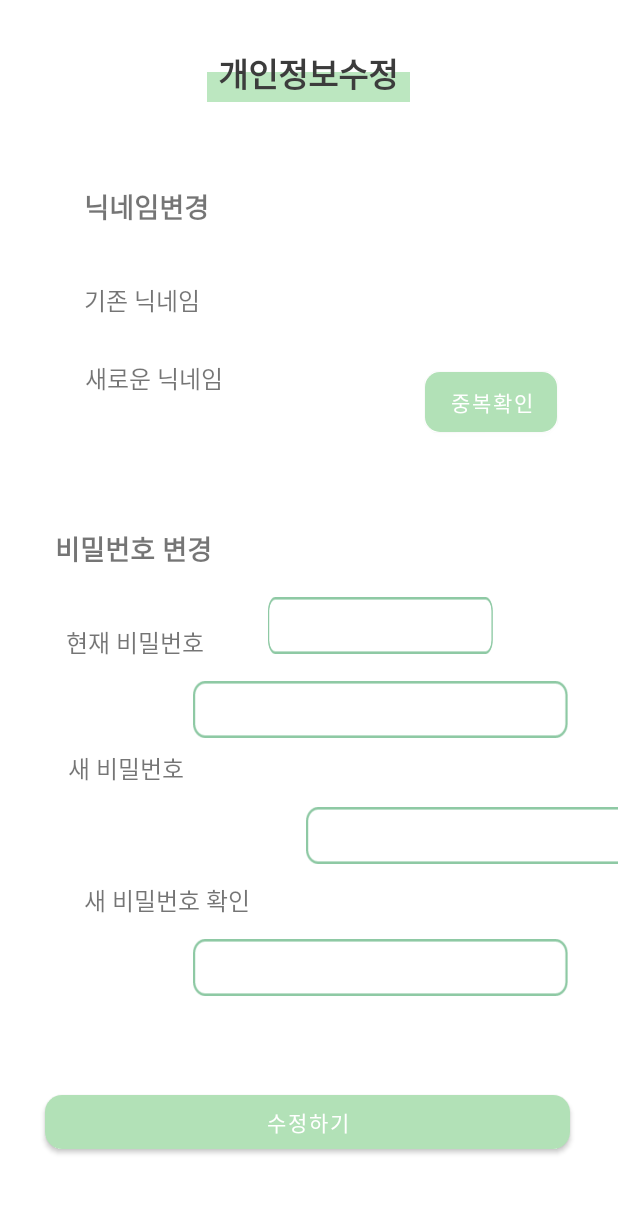
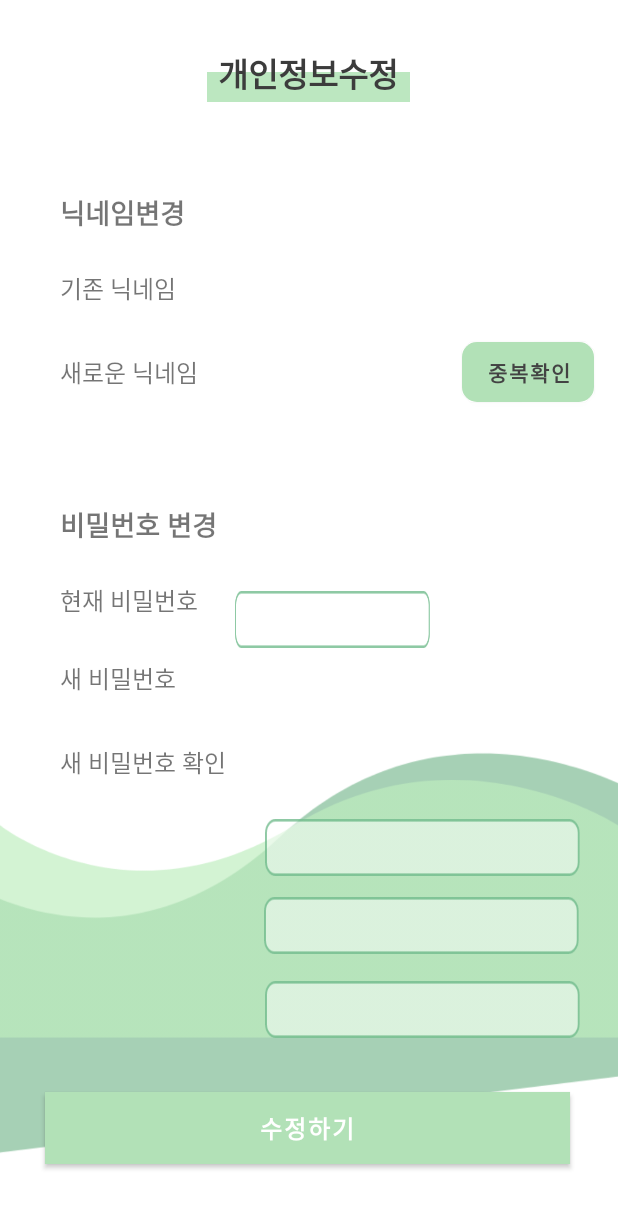
Before and after one commit to 0dahye0/GURU2, an Android app: the InformationModiPage screen opened directly, with no data from a screen before it, on a phone screen of 412 x 824 dp. Shown: the top 1208 px of the screen. Run offline under Robolectric (Android 15) with nearby library versions, the phone set to English and light mode, and no system bars; 3 statements that could not run were skipped.

Commit message:
Info_modi_page

```diff
--- a/app/src/main/res/layout/activity_information_modi_page.xml
+++ b/app/src/main/res/layout/activity_information_modi_page.xml
@@ -18,6 +18,27 @@
         app:layout_constraintTop_toTopOf="parent"
         app:srcCompat="@drawable/underline" />
 
+    <ImageView
+        android:id="@+id/background_info2"
+        android:layout_width="481dp"
+        android:layout_height="482dp"
+        android:layout_marginTop="388dp"
+        app:layout_constraintEnd_toEndOf="parent"
+        app:layout_constraintStart_toStartOf="parent"
+        app:layout_constraintTop_toTopOf="parent"
+        app:srcCompat="@drawable/background2" />
+
+    <ImageView
+        android:id="@+id/background_info1"
+        android:layout_width="wrap_content"
+        android:layout_height="wrap_content"
+        android:layout_marginTop="448dp"
+        app:layout_constraintEnd_toEndOf="parent"
+        app:layout_constraintHorizontal_bias="0.0"
+        app:layout_constraintStart_toStartOf="parent"
+        app:layout_constraintTop_toTopOf="parent"
+        app:srcCompat="@drawable/background1" />
+
     <TextView
         android:id="@+id/textView"
         android:layout_width="wrap_content"
@@ -37,8 +58,8 @@
         android:id="@+id/textView3"
         android:layout_width="wrap_content"
         android:layout_height="wrap_content"
-        android:layout_marginStart="56dp"
-        android:layout_marginTop="124dp"
+        android:layout_marginStart="40dp"
+        android:layout_marginTop="128dp"
         android:text="닉네임변경"
         android:textSize="18sp"
         android:textStyle="bold"
@@ -49,8 +70,8 @@
         android:id="@+id/textView4"
         android:layout_width="wrap_content"
         android:layout_height="wrap_content"
-        android:layout_marginStart="56dp"
-        android:layout_marginTop="188dp"
+        android:layout_marginStart="40dp"
+        android:layout_marginTop="180dp"
         android:text="기존 닉네임"
         android:textSize="16sp"
         app:layout_constraintStart_toStartOf="parent"
@@ -61,26 +82,26 @@
         android:layout_width="wrap_content"
         android:layout_height="wrap_content"
         android:layout_marginStart="40dp"
-        android:layout_marginTop="240dp"
+        android:layout_marginTop="236dp"
         android:layout_marginEnd="5dp"
         android:text="새로운 닉네임"
         android:textSize="16sp"
         app:layout_constraintEnd_toStartOf="@+id/newNickName"
-        app:layout_constraintHorizontal_bias="0.41"
+        app:layout_constraintHorizontal_bias="0.0"
         app:layout_constraintStart_toStartOf="parent"
         app:layout_constraintTop_toTopOf="parent" />
 
     <EditText
         android:id="@+id/newNickName"
-        android:layout_width="150dp"
+        android:layout_width="130dp"
         android:layout_height="38dp"
-        android:layout_marginBottom="388dp"
+        android:layout_marginBottom="392dp"
         android:background="@drawable/textbox"
         android:ems="10"
         android:inputType="textPersonName"
         app:layout_constraintBottom_toBottomOf="parent"
         app:layout_constraintEnd_toEndOf="parent"
-        app:layout_constraintHorizontal_bias="0.681"
+        app:layout_constraintHorizontal_bias="0.555"
         app:layout_constraintStart_toStartOf="parent" />
 
     <Button
@@ -88,13 +109,15 @@
         android:layout_width="wrap_content"
         android:layout_height="40dp"
         android:layout_marginStart="1dp"
-        android:layout_marginTop="248dp"
+        android:layout_marginTop="228dp"
         android:insetTop="0dp"
         android:insetBottom="0dp"
         android:text="중복확인"
+        android:textColor="#434343"
+        android:textStyle="bold"
         app:cornerRadius="10sp"
         app:layout_constraintEnd_toEndOf="parent"
-        app:layout_constraintHorizontal_bias="0.873"
+        app:layout_constraintHorizontal_bias="0.95"
         app:layout_constraintStart_toStartOf="parent"
         app:layout_constraintTop_toTopOf="parent" />
 
@@ -102,14 +125,14 @@
         android:id="@+id/textView6"
         android:layout_width="wrap_content"
         android:layout_height="wrap_content"
-        android:layout_marginStart="41dp"
-        android:layout_marginTop="352dp"
+        android:layout_marginStart="56dp"
+        android:layout_marginTop="336dp"
         android:layout_marginEnd="289dp"
         android:text="비밀번호 변경"
         android:textSize="18sp"
         android:textStyle="bold"
         app:layout_constraintEnd_toEndOf="parent"
-        app:layout_constraintHorizontal_bias="0.202"
+        app:layout_constraintHorizontal_bias="0.432"
         app:layout_constraintStart_toStartOf="parent"
         app:layout_constraintTop_toTopOf="parent" />
 
@@ -117,12 +140,12 @@
         android:id="@+id/textView7"
         android:layout_width="wrap_content"
         android:layout_height="wrap_content"
-        android:layout_marginTop="416dp"
+        android:layout_marginTop="388dp"
         android:layout_marginEnd="17dp"
         android:text="현재 비밀번호"
         android:textSize="16sp"
         app:layout_constraintEnd_toEndOf="parent"
-        app:layout_constraintHorizontal_bias="0.146"
+        app:layout_constraintHorizontal_bias="0.132"
         app:layout_constraintStart_toStartOf="parent"
         app:layout_constraintTop_toTopOf="parent" />
 
@@ -130,11 +153,11 @@
         android:id="@+id/textView8"
         android:layout_width="wrap_content"
         android:layout_height="wrap_content"
-        android:layout_marginTop="500dp"
+        android:layout_marginTop="440dp"
         android:text="새 비밀번호"
         android:textSize="16sp"
         app:layout_constraintEnd_toEndOf="parent"
-        app:layout_constraintHorizontal_bias="0.135"
+        app:layout_constraintHorizontal_bias="0.12"
         app:layout_constraintStart_toStartOf="parent"
         app:layout_constraintTop_toTopOf="parent" />
 
@@ -142,8 +165,8 @@
         android:id="@+id/textView9"
         android:layout_width="wrap_content"
         android:layout_height="wrap_content"
-        android:layout_marginStart="56dp"
-        android:layout_marginTop="588dp"
+        android:layout_marginStart="40dp"
+        android:layout_marginTop="496dp"
         android:text="새 비밀번호 확인"
         android:textSize="16sp"
         app:layout_constraintStart_toStartOf="parent"
@@ -151,23 +174,23 @@
 
     <EditText
         android:id="@+id/orginalPassWord"
-        android:layout_width="250dp"
+        android:layout_width="210dp"
         android:layout_height="38dp"
-        android:layout_marginBottom="332dp"
+        android:layout_marginBottom="240dp"
         android:background="@drawable/textbox"
         android:ems="10"
         android:inputType="textPersonName"
         app:layout_constraintBottom_toBottomOf="parent"
         app:layout_constraintEnd_toEndOf="parent"
-        app:layout_constraintHorizontal_bias="0.793"
+        app:layout_constraintHorizontal_bias="0.875"
         app:layout_constraintStart_toStartOf="parent" />
 
     <EditText
         android:id="@+id/newPassWord"
-        android:layout_width="250dp"
+        android:layout_width="210dp"
         android:layout_height="38dp"
-        android:layout_marginStart="204dp"
-        android:layout_marginBottom="248dp"
+        android:layout_marginStart="176dp"
+        android:layout_marginBottom="188dp"
         android:background="@drawable/textbox"
         android:ems="10"
         android:inputType="textPersonName"
@@ -176,15 +199,15 @@
 
     <EditText
         android:id="@+id/newPassWordCheck"
-        android:layout_width="250dp"
+        android:layout_width="210dp"
         android:layout_height="38dp"
-        android:layout_marginBottom="60dp"
+        android:layout_marginBottom="36dp"
         android:background="@drawable/textbox"
         android:ems="10"
         android:inputType="textPersonName"
         app:layout_constraintBottom_toTopOf="@+id/ModiBtn"
         app:layout_constraintEnd_toEndOf="parent"
-        app:layout_constraintHorizontal_bias="0.793"
+        app:layout_constraintHorizontal_bias="0.875"
         app:layout_constraintStart_toStartOf="parent" />
 
     <Button
@@ -193,26 +216,28 @@
         android:layout_height="wrap_content"
         android:layout_marginStart="30dp"
         android:layout_marginEnd="31dp"
-        android:layout_marginBottom="52dp"
+        android:layout_marginBottom="48dp"
+        android:background="#8EC9A4"
         android:text="수정하기"
-        app:cornerRadius="11sp"
+        android:textSize="16sp"
+        android:textStyle="bold"
+        app:cornerRadius="23sp"
         app:layout_constraintBottom_toBottomOf="parent"
         app:layout_constraintEnd_toEndOf="parent"
-        app:layout_constraintHorizontal_bias="0.354"
+        app:layout_constraintHorizontal_bias="0.0"
         app:layout_constraintStart_toStartOf="parent" />
 
     <TextView
         android:id="@+id/originalNickName"
         android:layout_width="wrap_content"
         android:layout_height="wrap_content"
-        android:layout_marginStart="86dp"
-        android:layout_marginEnd="217dp"
-        android:layout_marginBottom="572dp"
+        android:layout_marginStart="32dp"
+        android:layout_marginBottom="456dp"
         android:text="nick"
         android:textSize="18sp"
         app:layout_constraintBottom_toBottomOf="parent"
         app:layout_constraintEnd_toEndOf="parent"
-        app:layout_constraintHorizontal_bias="1.0"
-        app:layout_constraintStart_toEndOf="@+id/textView4" />
+        app:layout_constraintHorizontal_bias="0.606"
+        app:layout_constraintStart_toStartOf="parent" />
 
 </androidx.constraintlayout.widget.ConstraintLayout>
--- a/app/src/main/res/layout/activity_my_page.xml
+++ b/app/src/main/res/layout/activity_my_page.xml
@@ -206,7 +206,7 @@
         android:id="@+id/background2"
         android:layout_width="539dp"
         android:layout_height="456dp"
-        android:layout_marginTop="116dp"
+        android:layout_marginTop="140dp"
         app:layout_constraintEnd_toEndOf="parent"
         app:layout_constraintStart_toStartOf="parent"
         app:layout_constraintTop_toBottomOf="@+id/MyImageChangeBtn"
@@ -216,7 +216,7 @@
         android:id="@+id/background"
         android:layout_width="wrap_content"
         android:layout_height="wrap_content"
-        android:layout_marginTop="140dp"
+        android:layout_marginTop="172dp"
         app:layout_constraintEnd_toEndOf="parent"
         app:layout_constraintHorizontal_bias="0.0"
         app:layout_constraintStart_toStartOf="parent"
```
